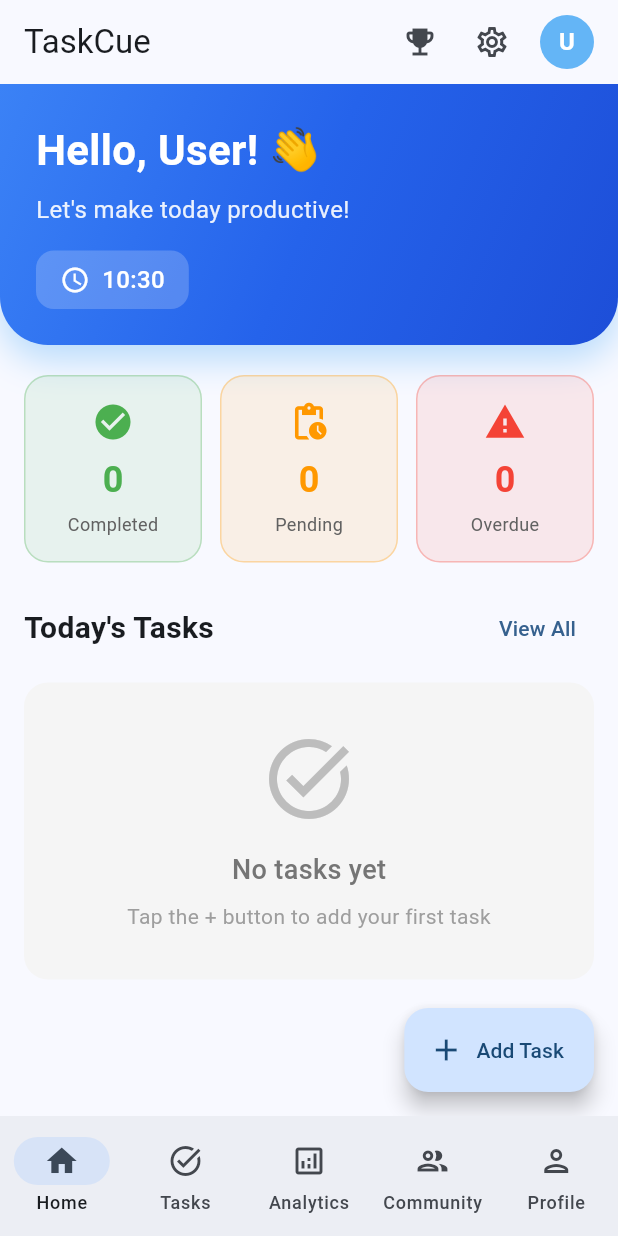
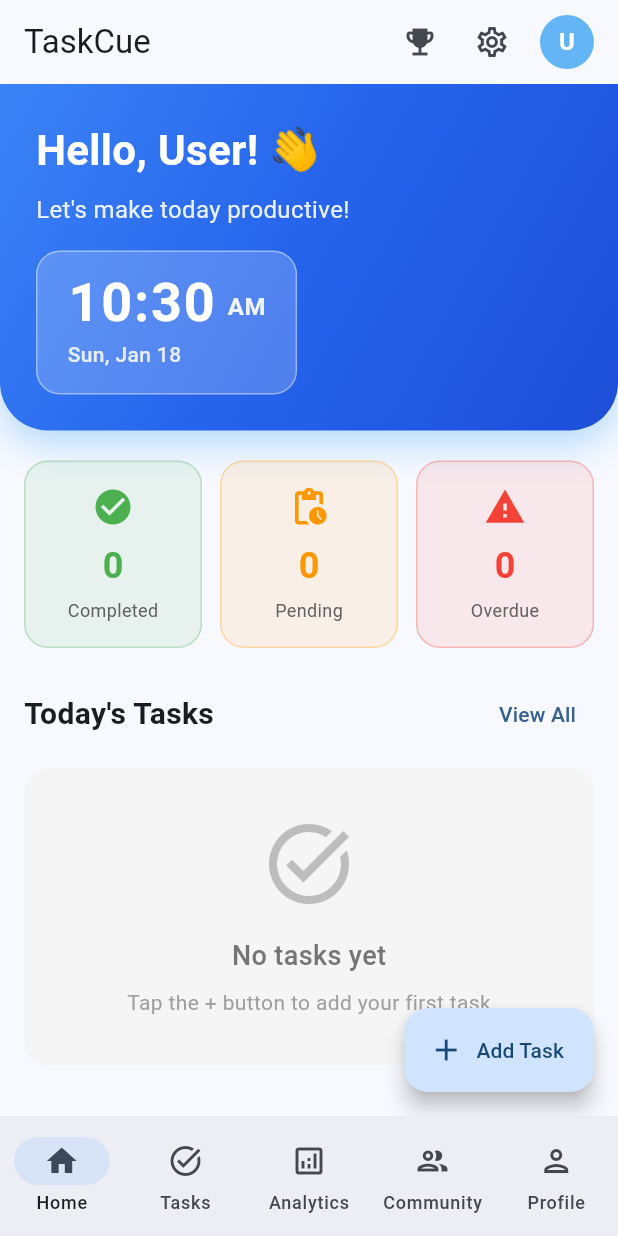
Before and after one commit to D1pesh/Task_Cue, a Flutter app: the screen it shows after launch, on a phone screen of 412 x 824 dp. Run offline on Flutter 3.47's test engine with Material 3 defaults, Android fonts, the phone set to English and light mode, and no system bars.

Commit message:
Improve time widget UI with larger font and date display

```diff
--- a/lib/screens/home_screen.dart
+++ b/lib/screens/home_screen.dart
@@ -147,30 +147,76 @@ class _HomeScreenState extends State<HomeScreen> {
 
   Widget _buildCurrentTime() {
     final now = DateTime.now();
-    final timeString = '${now.hour.toString().padLeft(2, '0')}:${now.minute.toString().padLeft(2, '0')}';
+    final hour = now.hour;
+    final minute = now.minute;
+    final period = hour >= 12 ? 'PM' : 'AM';
+    final displayHour = hour > 12 ? hour - 12 : (hour == 0 ? 12 : hour);
+    final dayName = _getDayName(now.weekday);
+    final monthName = _getMonthName(now.month);
 
     return Container(
-      padding: const EdgeInsets.symmetric(horizontal: 16, vertical: 8),
+      padding: const EdgeInsets.symmetric(horizontal: 20, vertical: 16),
       decoration: BoxDecoration(
         color: Colors.white.withValues(alpha: 0.2),
-        borderRadius: BorderRadius.circular(12),
+        borderRadius: BorderRadius.circular(16),
+        border: Border.all(
+          color: Colors.white.withValues(alpha: 0.4),
+          width: 1,
+        ),
       ),
-      child: Row(
-        mainAxisSize: MainAxisSize.min,
+      child: Column(
+        crossAxisAlignment: CrossAxisAlignment.start,
         children: [
-          const Icon(Icons.access_time, color: Colors.white, size: 20),
-          const SizedBox(width: 8),
+          Row(
+            mainAxisSize: MainAxisSize.min,
+            crossAxisAlignment: CrossAxisAlignment.end,
+            children: [
+              Text(
+                '${displayHour.toString().padLeft(2, '0')}:${minute.toString().padLeft(2, '0')}',
+                style: const TextStyle(
+                  color: Colors.white,
+                  fontSize: 36,
+                  fontWeight: FontWeight.bold,
+                  letterSpacing: 1.2,
+                  height: 1,
+                ),
+              ),
+              const SizedBox(width: 8),
+              Padding(
+                padding: const EdgeInsets.only(bottom: 4),
+                child: Text(
+                  period,
+                  style: TextStyle(
+                    color: Colors.white.withValues(alpha: 0.9),
+                    fontSize: 16,
+                    fontWeight: FontWeight.w600,
+                  ),
+                ),
+              ),
+            ],
+          ),
+          const SizedBox(height: 6),
           Text(
-            timeString,
-            style: const TextStyle(
-              color: Colors.white,
-              fontSize: 16,
+            '$dayName, $monthName ${now.day}',
+            style: TextStyle(
+              color: Colors.white.withValues(alpha: 0.85),
+              fontSize: 14,
               fontWeight: FontWeight.w500,
             ),
           ),
         ],
       ),
     );
+  }
+
+  String _getDayName(int weekday) {
+    const days = ['Mon', 'Tue', 'Wed', 'Thu', 'Fri', 'Sat', 'Sun'];
+    return days[weekday - 1];
+  }
+
+  String _getMonthName(int month) {
+    const months = ['Jan', 'Feb', 'Mar', 'Apr', 'May', 'Jun', 'Jul', 'Aug', 'Sep', 'Oct', 'Nov', 'Dec'];
+    return months[month - 1];
   }
 
   Widget _buildStatsSection(TaskProvider taskProvider) {
```
